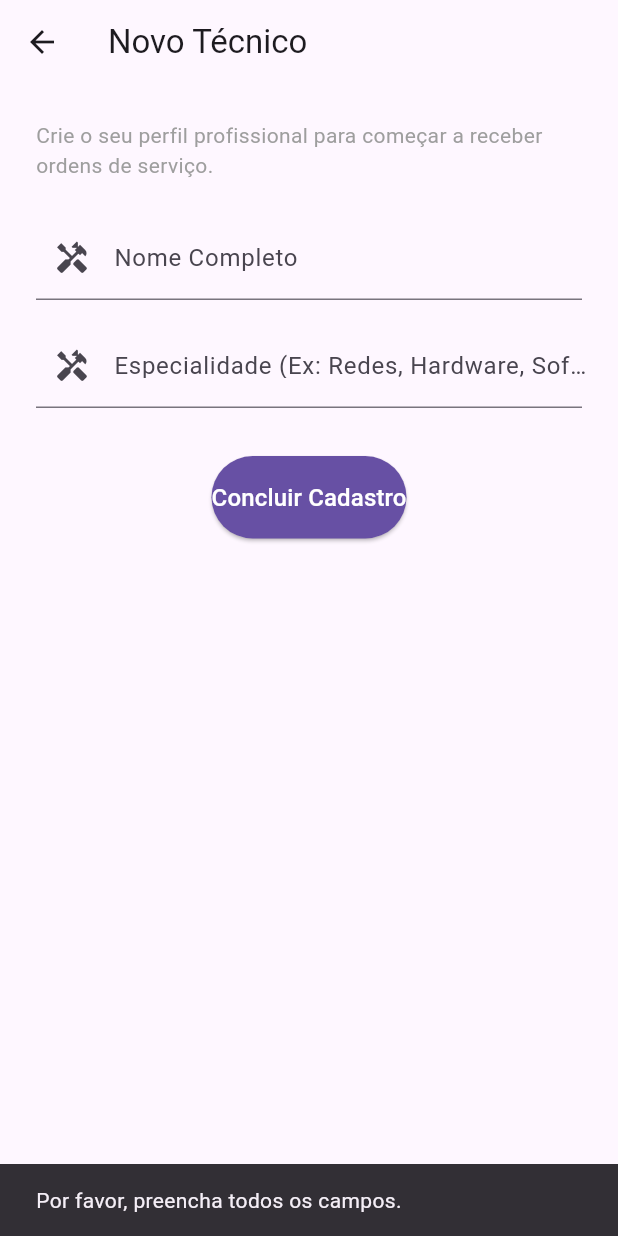
After one commit to Samu-Ayran/Tutorial09b, a Flutter app: the RegisterScreen screen opened directly, after a tap on "Concluir Cadastro", on a phone screen of 412 x 824 dp. The commit adds this screen. Run offline on Flutter 3.47's test engine with Material 3 defaults, Android fonts, the phone set to English and light mode, and no system bars.

Commit message:
corrigido READ.ME

```diff
--- a/lib/screens/cadastro_order_modal.dart
+++ b/lib/screens/cadastro_order_modal.dart
@@ -65,7 +65,7 @@ class _CadastroOrderModalState extends State<CadastroOrderModal> {
               const SizedBox(height: 16),
 
               DropdownButtonFormField<String>(
-                value: _statusSelecionado,
+                initialValue: _statusSelecionado,
                 decoration: const InputDecoration(
                   border: OutlineInputBorder(),
                   labelText: 'Status',
--- /dev/null
+++ b/lib/screens/register_screen.dart
@@ -0,0 +1,80 @@
+import 'package:flutter/material.dart';
+
+class RegisterScreen extends StatefulWidget {
+  const RegisterScreen({super.key});
+
+  @override
+  State<RegisterScreen> createState() => _RegisterScreenState();
+}
+
+class _RegisterScreenState extends State<RegisterScreen> {
+  final _nameController = TextEditingController();
+  final _specialController = TextEditingController();
+
+  void _register() {
+    if (_nameController.text.isNotEmpty && _specialController.text.isNotEmpty) {
+      ScaffoldMessenger.of(context).showSnackBar(
+        const SnackBar(content: Text('Técnico registrado com sucesso!')),
+      );
+      Navigator.pop(context);
+    } else {
+      ScaffoldMessenger.of(context).showSnackBar(
+        const SnackBar(content: Text('Por favor, preencha todos os campos.')),
+      );
+    }
+  }
+
+  @override
+  Widget build(BuildContext context) {
+    return Scaffold(
+      appBar: AppBar(title: const Text('Novo Técnico')),
+      body: SingleChildScrollView(
+        padding: const EdgeInsets.all(24.0),
+        child: Column(
+          children: [
+            const Text(
+              'Crie o seu perfil profissional para começar a receber ordens de serviço.',
+              style: TextStyle(color: Colors.grey),
+            ),
+            const SizedBox(height: 24.0),
+            TextField(
+              controller: _nameController,
+              decoration: const InputDecoration(
+                labelText: 'Nome Completo',
+                prefixIcon: Icon(Icons.handyman),
+              ),
+            ),
+            const SizedBox(height: 16.0),
+            TextField(
+              controller: _specialController,
+              decoration: const InputDecoration(
+                labelText: 'Especialidade (Ex: Redes, Hardware, Software)',
+                prefixIcon: Icon(Icons.handyman),
+              ),
+            ),
+            const SizedBox(height: 32.0),
+            ElevatedButton(
+              onPressed: _register,
+              style: ElevatedButton.styleFrom(
+                padding: const EdgeInsets.symmetric(vertical: 16.0),
+                backgroundColor: Theme.of(context).colorScheme.primary,
+                foregroundColor: Colors.white,
+              ),
+              child: const Text(
+                'Concluir Cadastro',
+                style: TextStyle(fontSize: 16.0),
+              ),
+            ),
+          ],
+        ),
+      ),
+    );
+  }
+
+  @override
+  void dispose() {
+    _nameController.dispose();
+    _specialController.dispose();
+    super.dispose();
+  }
+}
```
Also changed, not shown: 1 other file.
